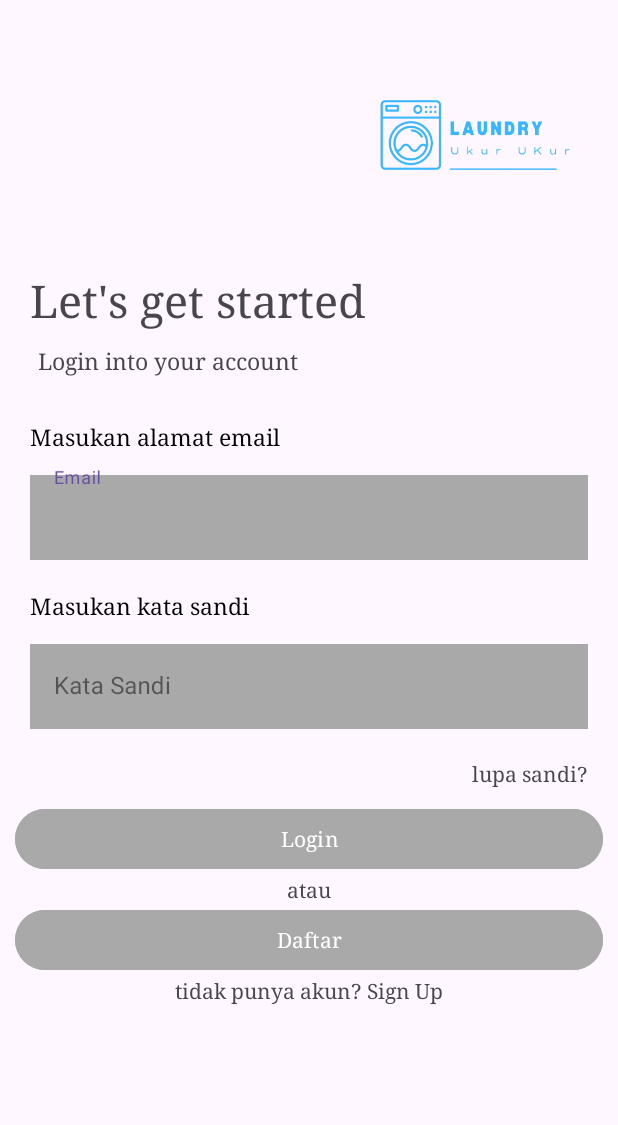
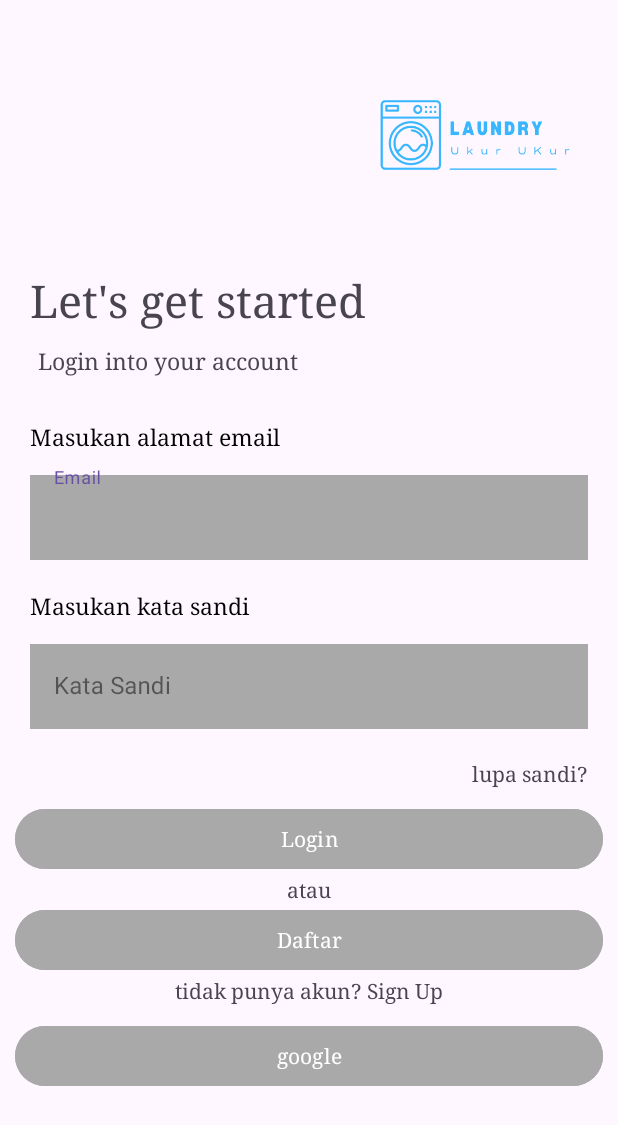
Before and after one commit to UkurUkurMan/LaundryU, an Android app: the screen it shows after launch (login), on a phone screen of 412 x 824 dp. Shown: the top 1125 px of the screen. Run offline under Robolectric (Android 15) with nearby library versions, the phone set to English and light mode, and no system bars; our stand-ins replace Firebase (no records; nobody signed in at launch, a user with empty details on screens opened directly).

Commit message:
login google

```diff
--- a/app/src/main/java/com/laundryukurukur/login.kt
+++ b/app/src/main/java/com/laundryukurukur/login.kt
@@ -8,15 +8,25 @@ import android.widget.Button
 import android.widget.EditText
 import android.widget.Toast
 import androidx.core.splashscreen.SplashScreen.Companion.installSplashScreen
+import com.google.android.gms.auth.api.signin.GoogleSignIn
+import com.google.android.gms.auth.api.signin.GoogleSignInClient
+import com.google.android.gms.auth.api.signin.GoogleSignInOptions
+import com.google.android.gms.common.api.ApiException
 import com.google.firebase.auth.FirebaseAuth
+import com.google.firebase.auth.GoogleAuthProvider
 
 class login : AppCompatActivity() {
     lateinit var editemail: EditText
     lateinit var editpassword: EditText
     lateinit var btnRegister: Button
     lateinit var btnLogin: Button
+    lateinit var btnGoogle : Button
     lateinit var progressDialog : ProgressDialog
+    lateinit var googleSignInClient: GoogleSignInClient
     var firebaseAuth = FirebaseAuth.getInstance()
+    companion object{
+        private const val RC_SIGN_IN = 1001
+    }
     override fun onStart() {
         super.onStart()
         if (firebaseAuth.currentUser != null)
@@ -31,16 +41,26 @@ class login : AppCompatActivity() {
         editpassword = findViewById(R.id.input_password)
         btnRegister = findViewById(R.id.btn_register)
         btnLogin = findViewById(R.id.btn_login)
+        btnGoogle = findViewById(R.id.btn_google)
         progressDialog = ProgressDialog(this)
         progressDialog.setTitle("Logging")
         progressDialog.setMessage("Silahkan Tunggu...")
 
+        val gso = GoogleSignInOptions.Builder(GoogleSignInOptions.DEFAULT_SIGN_IN)
+            .requestIdToken(getString(R.string.default_web_client_id))
+            .requestEmail()
+            .build()
+        googleSignInClient = GoogleSignIn.getClient(this, gso)
         btnLogin.setOnClickListener {
             if(editemail.text.isNotEmpty() && editpassword.text.isNotEmpty()){
                 prosesLogin()
             }else{
                 Toast.makeText(this,"" , Toast.LENGTH_SHORT).show()
             }
+        }
+        btnGoogle.setOnClickListener{
+            val signInIntent = googleSignInClient.signInIntent
+            startActivityForResult(signInIntent, RC_SIGN_IN)
         }
         btnRegister.setOnClickListener {
             startActivity(Intent(this, register::class.java))
@@ -62,4 +82,33 @@ class login : AppCompatActivity() {
                 progressDialog.dismiss()
             }
     }
+
+    @Deprecated("Deprecated in Java")
+    override fun onActivityResult(requestCode: Int, resultCode: Int, data: Intent?) {
+        super.onActivityResult(requestCode, resultCode, data)
+
+        if(requestCode == RC_SIGN_IN){
+            val task = GoogleSignIn.getSignedInAccountFromIntent(data)
+            try{
+                val account = task.getResult(ApiException::class.java)
+                firebaseAuthWithGoogle(account.idToken!!)
+            }catch (e: ApiException){
+                e.printStackTrace()
+            }
+        }
+    }
+    private fun firebaseAuthWithGoogle(idtoken : String){
+        progressDialog.show()
+        val credentian = GoogleAuthProvider.getCredential(idtoken, null)
+        firebaseAuth.signInWithCredential(credentian)
+            .addOnSuccessListener {
+                startActivity(Intent(this,MainActivity::class.java))
+            }
+            .addOnFailureListener{error ->
+                Toast.makeText(this, error.localizedMessage, Toast.LENGTH_SHORT).show()
+            }
+            .addOnCompleteListener{
+                progressDialog.dismiss()
+            }
+    }
 }
--- a/app/src/main/res/layout/activity_login.xml
+++ b/app/src/main/res/layout/activity_login.xml
@@ -146,6 +146,18 @@
                 android:text="tidak punya akun? Sign Up"
                 android:layout_gravity="center"
                 android:fontFamily="serif"/>
+            <Button
+                android:id="@+id/btn_google"
+                android:layout_width="match_parent"
+                android:layout_height="wrap_content"
+                android:backgroundTint="#A9A9A9"
+                android:fontFamily="serif"
+                android:layout_gravity="center"
+                android:layout_marginTop="10dp"
+                android:layout_marginStart="10dp"
+                android:layout_marginEnd="10dp"
+                android:text="google"
+                />
         </LinearLayout>
 
     </RelativeLayout>
--- a/app/src/main/res/values/strings.xml
+++ b/app/src/main/res/values/strings.xml
@@ -2,4 +2,5 @@
     <string name="app_name">LaundryU</string>
     <!-- TODO: Remove or change this placeholder text -->
     <string name="hello_blank_fragment">Hello blank fragment</string>
+    <string name="default_web_client_id" translatable="false">835749335637-t6vt63144i79d0qp6eamneuonm8bd1lc.apps.googleusercontent.com</string>
 </resources>
```
Also changed, not shown: app/build.gradle.kts (+15 -0 lines), 2 other files.
